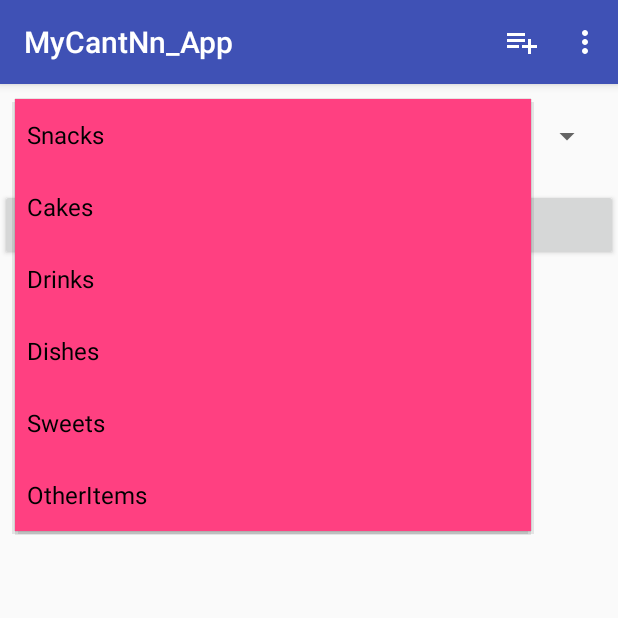
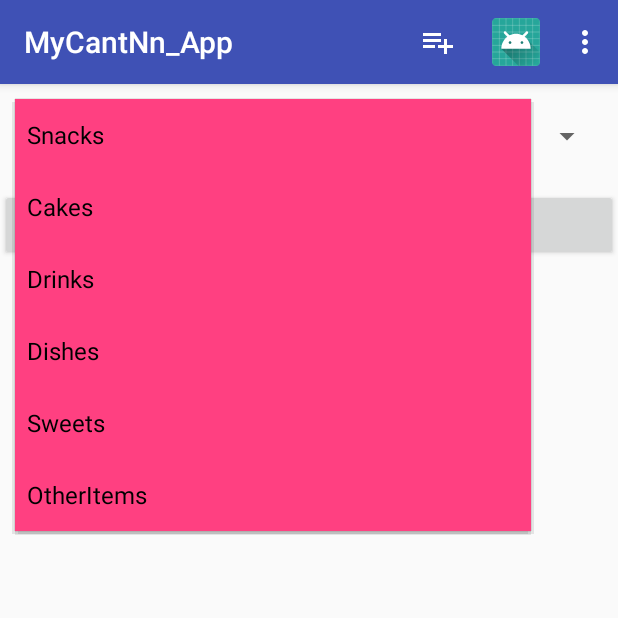
Before and after one commit to hkumarp31/MyCantNn_aPP, an Android app: the HostActivityMain screen opened directly, with no data from a screen before it, after a tap on "Snacks", on a phone screen of 412 x 824 dp, the top half of it. Run offline under Robolectric (Android 15) with nearby library versions, the phone set to English and light mode, and no system bars; our stand-ins replace Firebase (no records; nobody signed in at launch, a user with empty details on screens opened directly).

```diff
--- a/app/src/main/java/com/example/hario/mycantnn_app/Modal/HostActivityMain.java
+++ b/app/src/main/java/com/example/hario/mycantnn_app/Modal/HostActivityMain.java
@@ -16,6 +16,7 @@ import android.widget.Button;
 import android.widget.Spinner;
 import android.widget.Toast;
 
+import com.example.hario.mycantnn_app.HostProfileDetails;
 import com.example.hario.mycantnn_app.MainActivity;
 import com.example.hario.mycantnn_app.R;
 import com.google.firebase.auth.FirebaseAuth;
@@ -102,7 +103,8 @@ firebaseAuth = FirebaseAuth.getInstance();
         int id = item.getItemId();
 
         //noinspection SimplifiableIfStatement
-        if (id == R.id.action_settings) {
+        if (id == R.id.profile) {
+            startActivity(new Intent(this, HostProfileDetails.class));
             return true;
         }
         if (id == R.id.AddItemButton_main_menu) {
--- a/app/src/main/res/menu/additem.xml
+++ /dev/null
@@ -1,6 +0,0 @@
-<?xml version="1.0" encoding="utf-8"?>
-<menu xmlns:tools="http://schemas.android.com/tools"
-    tools:context="com.example.hario.mycantnn_app.Modal.HostActivityMain">
-
-
-</menu>
--- a/app/src/main/res/menu/menu_main.xml
+++ b/app/src/main/res/menu/menu_main.xml
@@ -10,7 +10,7 @@
         app:showAsAction="always" />
     <item
         android:id="@+id/action_settings"
-        android:orderInCategory="100"
+        android:orderInCategory="101"
         android:title="Settings"
         app:showAsAction="never" />
 
@@ -23,16 +23,13 @@
 
     <item
         android:id="@+id/cart"
-        android:orderInCategory="101"
-        android:title="Goto Cart"
-        app:showAsAction="never"></item>
+        android:icon="@mipmap/ic_launcher"
+        android:orderInCategory="102"
 
+        android:title="Notification"
+        app:showAsAction="always">
 
-    <item
-        android:id="@+id/order"
-        android:orderInCategory="102"
-        android:title="Order Status"
-        app:showAsAction="never"></item>
+    </item>
 
     <item
         android:id="@+id/logout"
```
Also changed, not shown: app/src/main/java/com/example/hario/mycantnn_app/HostProfileDetails.java (+3 -13 lines), app/src/main/res/menu/hostprofilemenu.xml (added, +13 -0 lines).
